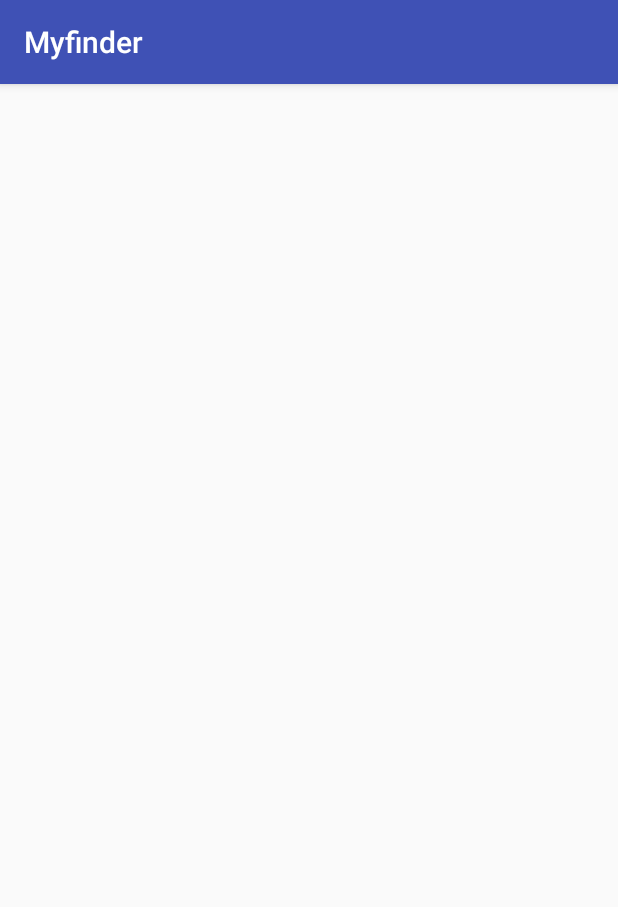
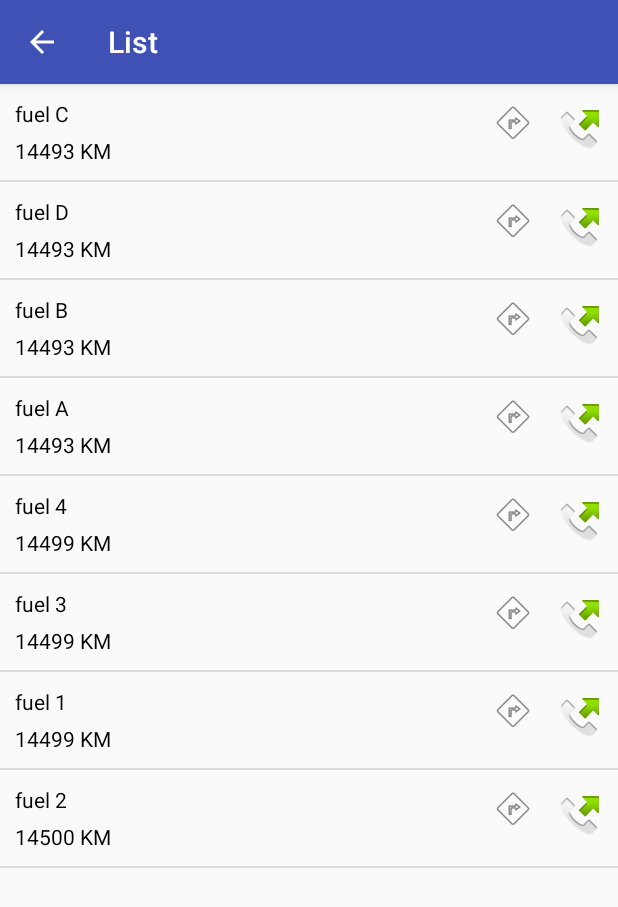
Before and after one commit to jiwan123/MyFinder, an Android app: the screen it shows after launch (list), in the options menu, after a tap on "List view", on a phone screen of 412 x 824 dp. Shown: the top 907 px of the screen. Run offline under Robolectric (Android 15) with nearby library versions, the phone set to English and light mode, and no system bars.

Commit message:
List view

```diff
--- a/app/src/main/AndroidManifest.xml
+++ b/app/src/main/AndroidManifest.xml
@@ -8,6 +8,8 @@
          location permissions for the 'MyLocation' functionality.
     -->
     <uses-permission android:name="android.permission.ACCESS_FINE_LOCATION" />
+
+    <uses-permission android:name="android.permission.CALL_PHONE" />
 
     <application
         android:allowBackup="true"
--- /dev/null
+++ b/app/src/main/java/com/designsquad/adapters/CustomBaseAdapter.java
@@ -0,0 +1,100 @@
+package com.designsquad.adapters;
+
+import android.Manifest;
+import android.app.Activity;
+import android.content.Context;
+import android.content.Intent;
+import android.content.pm.PackageManager;
+import android.net.Uri;
+import android.support.v4.app.ActivityCompat;
+import android.view.LayoutInflater;
+import android.view.View;
+import android.view.ViewGroup;
+import android.widget.BaseAdapter;
+import android.widget.ImageView;
+import android.widget.TextView;
+
+import com.designsquad.modal.Fuel;
+import com.designsquad.myfinder.R;
+import com.google.android.gms.maps.model.LatLng;
+
+import java.util.List;
+
+/**
+ * Created by Jiwan on 2/05/2017.
+ */
+
+public class CustomBaseAdapter extends BaseAdapter {
+    Context context;
+    List<Fuel> rowItems;
+
+    public CustomBaseAdapter(Context context, List<Fuel> items) {
+        this.context = context;
+        this.rowItems = items;
+    }
+
+    /*private view holder class*/
+    private class ViewHolder {
+        TextView txtTitle;
+        TextView txtDesc;
+        ImageView callBtn;
+    }
+
+    @Override
+    public View getView(int position, View convertView, ViewGroup parent) {
+        ViewHolder holder = null;
+
+        LayoutInflater mInflater = (LayoutInflater)
+                context.getSystemService(Activity.LAYOUT_INFLATER_SERVICE);
+        if (convertView == null) {
+            convertView = mInflater.inflate(R.layout.row_item, null);
+            holder = new ViewHolder();
+            holder.txtDesc = (TextView) convertView.findViewById(R.id.type);
+            holder.txtTitle = (TextView) convertView.findViewById(R.id.name);
+            holder.callBtn = (ImageView) convertView.findViewById(R.id.item_call);
+            convertView.setTag(holder);
+        } else {
+            holder = (ViewHolder) convertView.getTag();
+        }
+
+        final Fuel rowItem = (Fuel) getItem(position);
+
+        holder.txtDesc.setText(rowItem.distance());
+        holder.txtTitle.setText(rowItem.getName());
+        holder.callBtn.setOnClickListener(new View.OnClickListener() {
+            @Override
+            public void onClick(View v) {
+                Intent callIntent = new Intent(Intent.ACTION_CALL);
+                callIntent.setData(Uri.parse("tel:" + rowItem.getPhone()));
+                if (ActivityCompat.checkSelfPermission(CustomBaseAdapter.this.context, Manifest.permission.CALL_PHONE) != PackageManager.PERMISSION_GRANTED) {
+                    // TODO: Consider calling
+                    //    ActivityCompat#requestPermissions
+                    // here to request the missing permissions, and then overriding
+                    //   public void onRequestPermissionsResult(int requestCode, String[] permissions,
+                    //                                          int[] grantResults)
+                    // to handle the case where the user grants the permission. See the documentation
+                    // for ActivityCompat#requestPermissions for more details.
+                    return;
+                }
+                CustomBaseAdapter.this.context.startActivity(callIntent);
+            }
+        });
+
+        return convertView;
+    }
+
+    @Override
+    public int getCount() {
+        return rowItems.size();
+    }
+
+    @Override
+    public Object getItem(int position) {
+        return rowItems.get(position);
+    }
+
+    @Override
+    public long getItemId(int position) {
+        return rowItems.indexOf(getItem(position));
+    }
+}
--- a/app/src/main/java/com/designsquad/dataSource/MyData.java
+++ b/app/src/main/java/com/designsquad/dataSource/MyData.java
@@ -17,12 +17,21 @@ public class MyData {
 
         fuels = new ArrayList<Fuel>();
 
-        fuels.add(new Fuel("fuel 1","9876543",-37.77505678,144.85198975));
-        fuels.add(new Fuel("fuel 2","1234567",-35.77505678,145.85198975));
-        fuels.add(new Fuel("fuel 3","3456785",-36.77505678,146.85198975));
-        fuels.add(new Fuel("fuel 4","6544563",-36.77505678,143.85198975));
+        fuels.add(new Fuel("fuel 1","9876543",-37.812131, 144.962356));
+        fuels.add(new Fuel("fuel 2","1234567",-37.809139, 144.960918));
+        fuels.add(new Fuel("fuel 3","3456785",-37.808952, 144.958053));
+        fuels.add(new Fuel("fuel 4","6544563",-37.809961, 144.958300));
+
+        fuels.add(new Fuel("fuel A","9876543",-37.786669, 144.832006));
+        fuels.add(new Fuel("fuel B","1234567",-37.786135, 144.830804));
+        fuels.add(new Fuel("fuel C","3456785",-37.788950, 144.831673));
+        fuels.add(new Fuel("fuel D","6544563",-37.788950, 144.831673));
 
         return fuels;
     }
 
+    public static Fuel getFuelByID(int i){
+        return (Fuel) getFuel().get(i);
+    }
+
 }
--- a/app/src/main/java/com/designsquad/modal/Fuel.java
+++ b/app/src/main/java/com/designsquad/modal/Fuel.java
@@ -9,6 +9,7 @@ public class Fuel {
     private String phone;
     private double lat;
     private double lng;
+    public int distanceInt;
 
     public Fuel() {
     }
@@ -51,4 +52,8 @@ public class Fuel {
     public void setLng(double lng) {
         this.lng = lng;
     }
+
+    public String distance(){
+        return (distanceInt < 1000) ? Math.round(distanceInt)+" M" : Math.round(distanceInt/1000)+" KM";
+    }
 }
--- a/app/src/main/java/com/designsquad/myfinder/MainActivity.java
+++ b/app/src/main/java/com/designsquad/myfinder/MainActivity.java
@@ -1,9 +1,19 @@
 package com.designsquad.myfinder;
 
+import android.Manifest;
+import android.content.Context;
 import android.content.Intent;
+import android.content.pm.PackageManager;
+import android.location.Address;
+import android.location.Geocoder;
+import android.location.Location;
+import android.location.LocationListener;
+import android.location.LocationManager;
 import android.os.Bundle;
 import android.support.design.widget.FloatingActionButton;
 import android.support.design.widget.Snackbar;
+import android.support.v4.app.ActivityCompat;
+import android.text.TextUtils;
 import android.view.View;
 import android.support.design.widget.NavigationView;
 import android.support.v4.view.GravityCompat;
@@ -13,9 +23,52 @@ import android.support.v7.app.AppCompatActivity;
 import android.support.v7.widget.Toolbar;
 import android.view.Menu;
 import android.view.MenuItem;
+import android.widget.Toast;
+
+import com.designsquad.dataSource.MyData;
+import com.google.android.gms.maps.CameraUpdateFactory;
+import com.google.android.gms.maps.GoogleMap;
+import com.google.android.gms.maps.OnMapReadyCallback;
+import com.google.android.gms.maps.SupportMapFragment;
+import com.google.android.gms.maps.model.LatLng;
+import com.google.android.gms.maps.model.MarkerOptions;
+
+import java.io.IOException;
+import java.util.ArrayList;
+import java.util.List;
+import java.util.Locale;
 
 public class MainActivity extends AppCompatActivity
-        implements NavigationView.OnNavigationItemSelectedListener {
+        implements NavigationView.OnNavigationItemSelectedListener,OnMapReadyCallback {
+
+    private static final long LOCATION_REFRESH_TIME = 100;
+    private static final float LOCATION_REFRESH_DISTANCE = 100;
+    private GoogleMap mMap;
+    private LocationManager mLocationManager;
+    Geocoder geocoder = null;
+    double currentLongitude, currentLatitude;
+
+    private final LocationListener mLocationListener = new LocationListener() {
+        @Override
+        public void onLocationChanged(final Location location) {
+            Toast.makeText(MainActivity.this,"Location found",Toast.LENGTH_LONG).show();
+        }
+
+        @Override
+        public void onStatusChanged(String provider, int status, Bundle extras) {
+
+        }
+
+        @Override
+        public void onProviderEnabled(String provider) {
+            Toast.makeText(MainActivity.this,"Location enable",Toast.LENGTH_LONG).show();
+        }
+
+        @Override
+        public void onProviderDisabled(String provider) {
+
+        }
+    };
 
     @Override
     protected void onCreate(Bundle savedInstanceState) {
@@ -24,6 +77,14 @@ public class MainActivity extends AppCompatActivity
         Toolbar toolbar = (Toolbar) findViewById(R.id.toolbar);
         setSupportActionBar(toolbar);
         getSupportActionBar().setTitle(getResources().getString(R.string.app_name));
+
+        SupportMapFragment mapFragment = (SupportMapFragment) getSupportFragmentManager()
+                .findFragmentById(R.id.map);
+        mapFragment.getMapAsync(this);
+
+        mLocationManager = (LocationManager) getSystemService(LOCATION_SERVICE);
+
+        geocoder = new Geocoder(this, Locale.getDefault());
 
 
         DrawerLayout drawer = (DrawerLayout) findViewById(R.id.drawer_layout);
@@ -58,6 +119,8 @@ public class MainActivity extends AppCompatActivity
         int id = item.getItemId();
 
         Intent intent = new Intent(this, list.class);
+        intent.putExtra("LAT", currentLatitude+"");
+        intent.putExtra("LNG", currentLongitude+"");
         startActivity(intent);
 
         return super.onOptionsItemSelected(item);
@@ -95,4 +158,77 @@ public class MainActivity extends AppCompatActivity
     }
 
 
+    @Override
+    public void onMapReady(GoogleMap googleMap) {
+
+        mMap = googleMap;
+        if (ActivityCompat.checkSelfPermission(this, Manifest.permission.ACCESS_FINE_LOCATION) != PackageManager.PERMISSION_GRANTED && ActivityCompat.checkSelfPermission(this, Manifest.permission.ACCESS_COARSE_LOCATION) != PackageManager.PERMISSION_GRANTED) {
+
+            return;
+        }
+
+        mMap.setMyLocationEnabled(true);
+
+        if (ActivityCompat.checkSelfPermission(this, Manifest.permission.ACCESS_FINE_LOCATION) != PackageManager.PERMISSION_GRANTED && ActivityCompat.checkSelfPermission(this, Manifest.permission.ACCESS_COARSE_LOCATION) != PackageManager.PERMISSION_GRANTED) {
+
+            return;
+        }
+        mLocationManager.requestLocationUpdates(LocationManager.GPS_PROVIDER, LOCATION_REFRESH_TIME,
+                LOCATION_REFRESH_DISTANCE, mLocationListener);
+
+        LocationManager locationManager = (LocationManager)getSystemService
+                (Context.LOCATION_SERVICE);
+        Location getLastLocation = locationManager.getLastKnownLocation
+                (LocationManager.PASSIVE_PROVIDER);
+        currentLongitude = getLastLocation.getLongitude();
+        currentLatitude = getLastLocation.getLatitude();
+
+        LatLng currentLocation = new LatLng(currentLatitude, currentLongitude);
+
+        List<Address> addresses = null;
+
+        try {
+            addresses = geocoder.getFromLocation(
+                    currentLatitude,
+                    currentLongitude,
+                    1);
+        } catch (IOException ioException) {
+        } catch (IllegalArgumentException illegalArgumentException) {
+        }
+
+        String txtAddress = "";
+
+        // Handle case where no address was found.
+        if (addresses == null || addresses.size()  == 0) {
+            txtAddress = "Not found";
+        } else {
+            Address address = addresses.get(0);
+            ArrayList<String> addressFragments = new ArrayList<String>();
+
+            for(int i = 0; i <= address.getMaxAddressLineIndex(); i++) {
+                addressFragments.add(address.getAddressLine(i));
+            }
+
+            txtAddress = TextUtils.join(System.getProperty("line.separator"),
+                    addressFragments);
+        }
+
+        googleMap.addMarker(new MarkerOptions()
+                .position(new LatLng(currentLatitude, currentLongitude))
+                .title(txtAddress));
+
+        googleMap.moveCamera(CameraUpdateFactory.newLatLngZoom(new LatLng(currentLatitude, currentLongitude), 14));
+
+        for (int i=0; i< MyData.getFuel().size();i++){
+
+            googleMap.addMarker(new MarkerOptions()
+                    .position(new LatLng(MyData.getFuelByID(i).getLat(), MyData.getFuelByID(i).getLng()))
+                    .title( MyData.getFuelByID(i).getName()));
+
+        }
+
+    }
+
+
+
 }
--- a/app/src/main/java/com/designsquad/myfinder/list.java
+++ b/app/src/main/java/com/designsquad/myfinder/list.java
@@ -1,18 +1,94 @@
 package com.designsquad.myfinder;
 
+import android.content.Intent;
+import android.location.Location;
 import android.support.v7.app.AppCompatActivity;
 import android.os.Bundle;
+import android.view.MenuItem;
+import android.widget.ListView;
+
+import com.designsquad.adapters.CustomBaseAdapter;
+import com.designsquad.dataSource.MyData;
+import com.designsquad.modal.Fuel;
+import com.google.android.gms.maps.model.LatLng;
+
+import java.util.Collections;
+import java.util.Comparator;
+import java.util.List;
 
 public class list extends AppCompatActivity {
+
+    ListView listView;
+    List<Fuel> rowItems;
 
     @Override
     protected void onCreate(Bundle savedInstanceState) {
         super.onCreate(savedInstanceState);
         setContentView(R.layout.activity_list);
 
+        getSupportActionBar().setDisplayHomeAsUpEnabled(true);
+        getSupportActionBar().setTitle("List");
 
+        String lat;
+        if (savedInstanceState == null) {
+            Bundle extras = getIntent().getExtras();
+            if(extras == null) {
+                lat= null;
+            } else {
+                lat= extras.getString("LAT");
+            }
+        } else {
+            lat= (String) savedInstanceState.getSerializable("LAT");
+        }
+
+        String lng;
+        if (savedInstanceState == null) {
+            Bundle extras = getIntent().getExtras();
+            if(extras == null) {
+                lng= null;
+            } else {
+                lng= extras.getString("LNG");
+            }
+        } else {
+            lng= (String) savedInstanceState.getSerializable("LNG");
+        }
+        LatLng currentLocation = new LatLng(Double.parseDouble(lat),Double.parseDouble(lng));
+
+        listView = (ListView) findViewById(R.id.listview);
+        List<Fuel> allFuels = MyData.getFuel();
+        for (int  i = 0; i<allFuels.size(); i++){
+            Location loc1 = new Location("");
+            loc1.setLatitude(currentLocation.latitude);
+            loc1.setLongitude(currentLocation.longitude);
+
+            Location loc2 = new Location("");
+            loc2.setLatitude(allFuels.get(i).getLat());
+            loc2.setLongitude(allFuels.get(i).getLng());
+
+            allFuels.get(i).distanceInt = Math.round(loc1.distanceTo(loc2));
+
+        }
+
+        Collections.sort(allFuels, (Comparator<? super Fuel>) new CustomComparator());
+
+        CustomBaseAdapter adapter = new CustomBaseAdapter(this, allFuels);
+        listView.setAdapter(adapter);
 
     }
 
+    @Override
+    public boolean onOptionsItemSelected(MenuItem item) {
+        Intent intent = new Intent(this, MainActivity.class);
+        intent.addFlags(Intent.FLAG_ACTIVITY_CLEAR_TOP);
+        startActivity(intent);
+        return true;
+    }
+
+    public class CustomComparator implements Comparator<Fuel> {
+        @Override
+        public int compare(Fuel o1, Fuel o2) {
+            return (o1.distanceInt < o2.distanceInt) ? -1 : 1;
+        }
+    }
 
 }
--- a/app/src/main/res/layout/activity_list.xml
+++ b/app/src/main/res/layout/activity_list.xml
@@ -1,9 +1,16 @@
 <?xml version="1.0" encoding="utf-8"?>
-<android.support.constraint.ConstraintLayout xmlns:android="http://schemas.android.com/apk/res/android"
+<RelativeLayout xmlns:android="http://schemas.android.com/apk/res/android"
     xmlns:app="http://schemas.android.com/apk/res-auto"
     xmlns:tools="http://schemas.android.com/tools"
     android:layout_width="match_parent"
     android:layout_height="match_parent"
     tools:context="com.designsquad.myfinder.list">
 
-</android.support.constraint.ConstraintLayout>
+    <ListView
+        android:id="@+id/listview"
+        android:layout_width="match_parent"
+        android:layout_height="match_parent"
+        android:layout_alignParentLeft="true"
+        android:layout_alignParentStart="true"
+        android:layout_alignParentTop="true" />
+</RelativeLayout>
```
